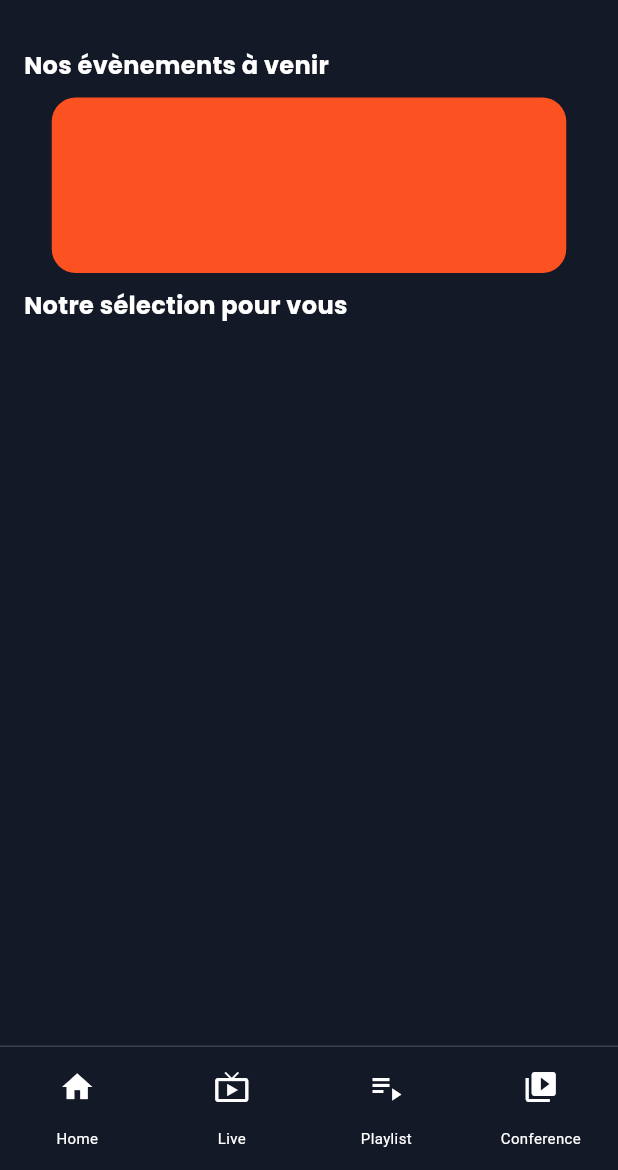
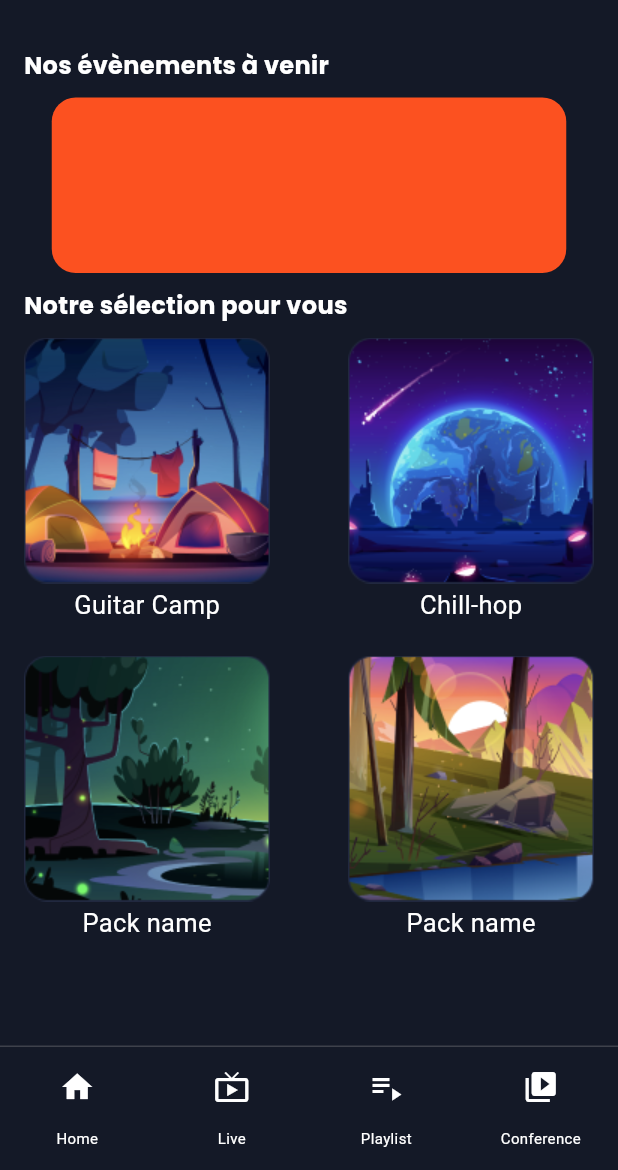
Before and after one commit to Kemityu/taf, a Flutter app: the screen it shows after launch, on a phone screen of 412 x 824 dp, the part 66-1236 px from its top. Run offline on Flutter 3.47's test engine with Material 3 defaults, Android fonts, the phone set to English and light mode, and no system bars; drawn by our look-alikes of custom_navigation_bar; our stand-ins replace google_fonts.

Commit message:
home screen preque terminé

```diff
--- a/lib/screens/bienvenue_screen.dart
+++ b/lib/screens/bienvenue_screen.dart
@@ -69,6 +69,7 @@ class _BienvenueScreenState extends State<BienvenueScreen> {
           ),
         ),
       ),
+      extendBody: true,
       body: _tabs[_currentIndex],
       bottomNavigationBar: Column(
         mainAxisSize: MainAxisSize.min,
--- a/lib/screens/home_screen.dart
+++ b/lib/screens/home_screen.dart
@@ -27,7 +27,7 @@ class HomeScreen extends StatelessWidget {
             ),
             SizedBox(height: 10),
             Center(
-              child:Container(
+              child: Container(
                 decoration: BoxDecoration(
                   color: AppColors.primaryColor,
                   borderRadius: BorderRadius.circular(16),
@@ -36,7 +36,9 @@ class HomeScreen extends StatelessWidget {
                 height: 117,
               ),
             ),
-            SizedBox(height: 10,),
+            SizedBox(
+              height: 10,
+            ),
             Text(
               "Notre sélection pour vous",
               style: GoogleFonts.poppins(
@@ -45,6 +47,60 @@ class HomeScreen extends StatelessWidget {
                 fontWeight: FontWeight.bold,
               ),
             ),
+            SizedBox(height: 10),
+            Row(
+              mainAxisAlignment: MainAxisAlignment.spaceBetween,
+              children: [
+                Container(
+                  width: 164,
+                  height: 212,
+                   child: Column(
+                      children: [
+                        Image.asset('assets/images/Album1.png', height: 164, width: 164,),
+                        SizedBox(height: 2),
+                        Text('Guitar Camp', style: GoogleFonts.roboto(color: AppColors.textColor, fontSize: 17),),
+                      ],
+                    )
+                ),
+                Container(
+                  width: 164,
+                  height: 212,
+                   child: Column(
+                      children: [
+                        Image.asset('assets/images/Album2.png'),
+                        SizedBox(height: 2),
+                        Text('Chill-hop', style: GoogleFonts.roboto(color: AppColors.textColor, fontSize: 17),),
+                      ],
+                    )
+                )
+              ],
+            ),
+            Row(
+              mainAxisAlignment: MainAxisAlignment.spaceBetween,
+              children: [
+                Container(
+                    width: 164,
+                    height: 212,
+                    child: Column(
+                      children: [
+                        Image.asset('assets/images/Album3.png'),
+                        SizedBox(height: 2),
+                        Text('Pack name', style: GoogleFonts.roboto(color: AppColors.textColor, fontSize: 17),),
+                      ],
+                    )),
+                Container(
+                  width: 164,
+                  height: 212,
+                   child: Column(
+                      children: [
+                        Image.asset('assets/images/Album4.png'),
+                        SizedBox(height: 2),
+                        Text('Pack name', style: GoogleFonts.roboto(color: AppColors.textColor, fontSize: 17),),
+                      ],
+                    )
+                )
+              ],
+            )
           ],
         ),
       ),
--- a/lib/screens/playlist_screen.dart
+++ b/lib/screens/playlist_screen.dart
@@ -1,6 +1,7 @@
 import 'package:flutter/material.dart';
 import 'package:google_fonts/google_fonts.dart';
 import 'package:taf_app/utils/ulis.dart';
+
 
 class PlaylistScreen extends StatelessWidget {
   const PlaylistScreen({super.key});
@@ -46,14 +47,26 @@ class PlaylistScreen extends StatelessWidget {
                 ElevatedButton.icon(
                     onPressed: () {},
                     icon: Icon(Icons.all_inbox_sharp),
-                    label: Text('Mariage')),
-                SizedBox(
+                    label: Text('Mariage'),
+                     style: ButtonStyle(
+                    backgroundColor: WidgetStateProperty.all<Color>(
+                        Color.fromRGBO(33, 40, 63, 1)),
+                    foregroundColor: WidgetStateProperty.all<Color>(
+                        Colors.white), // Couleur du texte
+                  )),
+                const SizedBox(
                   width: 10,
                 ),
                 ElevatedButton.icon(
                     onPressed: () {},
                     icon: Icon(Icons.all_inbox_sharp),
-                    label: Text('Race')),
+                    label: Text('Race'),
+                     style: ButtonStyle(
+                    backgroundColor: WidgetStateProperty.all<Color>(
+                        Color.fromRGBO(33, 40, 63, 1)),
+                    foregroundColor: WidgetStateProperty.all<Color>(
+                        Colors.white), // Couleur du texte
+                  )),
               ],
             ),
           ],
--- a/pubspec.yaml
+++ b/pubspec.yaml
@@ -38,6 +38,7 @@ dependencies:
   flutter_native_splash: ^2.4.0
   google_fonts: ^6.2.1
   custom_navigation_bar: ^0.8.2
+
 
 dev_dependencies:
   flutter_test:
```
Also changed, not shown: assets/images/Album1.png (added), assets/images/Album2.png (added), assets/images/Album3.png (added), assets/images/Album4.png (added).
